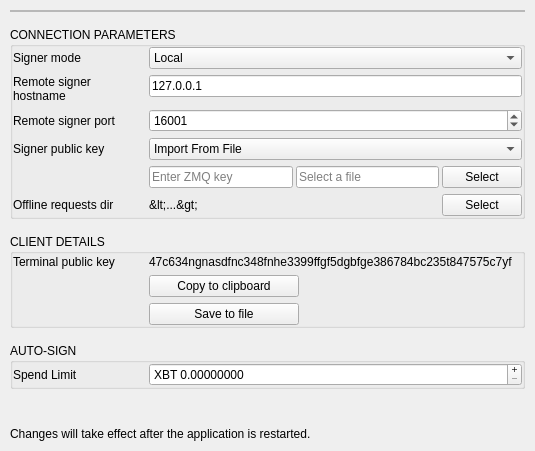
This is BlockSettleUILib/Settings/SignerSettingsPage.ui in BlockSettle/terminal as Qt 5 draws it before an edit. The edited form follows.
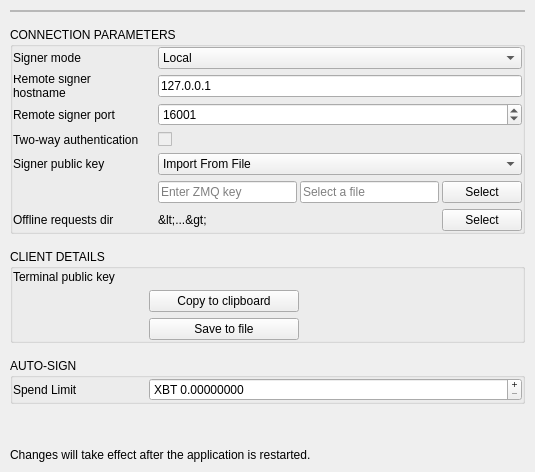
This is the edited form. Icons and pictures are not drawn.

Commit message: - terminal armory public key displayed in settings - two-way auth checkbox - BST-1670 - row spacing

```diff
--- a/BlockSettleUILib/Settings/SignerSettingsPage.ui
+++ b/BlockSettleUILib/Settings/SignerSettingsPage.ui
@@ -7,7 +7,7 @@
     <x>0</x>
     <y>0</y>
     <width>535</width>
-    <height>451</height>
+    <height>472</height>
    </rect>
   </property>
   <property name="windowTitle">
@@ -190,7 +190,7 @@
           </property>
          </widget>
         </item>
-        <item row="3" column="0">
+        <item row="4" column="0">
          <widget class="QWidget" name="widgetZmqLabel" native="true">
           <property name="sizePolicy">
            <sizepolicy hsizetype="Preferred" vsizetype="Preferred">
@@ -261,7 +261,7 @@
           </layout>
          </widget>
         </item>
-        <item row="3" column="1">
+        <item row="4" column="1">
          <widget class="QWidget" name="widgetZmqComboBox" native="true">
           <layout class="QHBoxLayout" name="layoutOfflineDir_2">
            <property name="spacing">
@@ -302,7 +302,7 @@
           </layout>
          </widget>
         </item>
-        <item row="4" column="0">
+        <item row="5" column="0">
          <widget class="QWidget" name="horizontalWidget_2" native="true">
           <property name="minimumSize">
            <size>
@@ -357,7 +357,7 @@
           </layout>
          </widget>
         </item>
-        <item row="4" column="1">
+        <item row="5" column="1">
          <widget class="QWidget" name="widgetZmqContent" native="true">
           <property name="sizePolicy">
            <sizepolicy hsizetype="Preferred" vsizetype="Preferred">
@@ -420,7 +420,7 @@
           </layout>
          </widget>
         </item>
-        <item row="6" column="0">
+        <item row="7" column="0">
          <widget class="QWidget" name="horizontalWidget" native="true">
           <property name="minimumSize">
            <size>
@@ -475,7 +475,7 @@
           </layout>
          </widget>
         </item>
-        <item row="6" column="1">
+        <item row="7" column="1">
          <widget class="QWidget" name="widgetOfflineDir" native="true">
           <layout class="QHBoxLayout" name="layoutOfflineDir">
            <property name="spacing">
@@ -531,6 +531,87 @@
           </layout>
          </widget>
         </item>
+        <item row="3" column="0">
+         <widget class="QWidget" name="widgetTwoWayAuth" native="true">
+          <property name="sizePolicy">
+           <sizepolicy hsizetype="Preferred" vsizetype="Preferred">
+            <horstretch>0</horstretch>
+            <verstretch>0</verstretch>
+           </sizepolicy>
+          </property>
+          <property name="minimumSize">
+           <size>
+            <width>0</width>
+            <height>0</height>
+           </size>
+          </property>
+          <layout class="QHBoxLayout" name="horizontalLayout_4">
+           <property name="spacing">
+            <number>3</number>
+           </property>
+           <property name="leftMargin">
+            <number>0</number>
+           </property>
+           <property name="topMargin">
+            <number>0</number>
+           </property>
+           <property name="rightMargin">
+            <number>0</number>
+           </property>
+           <property name="bottomMargin">
+            <number>0</number>
+           </property>
+           <item>
+            <widget class="QLabel" name="labelZmqPubKey_2">
+             <property name="text">
+              <string>Two-way authentication</string>
+             </property>
+            </widget>
+           </item>
+           <item>
+            <widget class="QLabel" name="labelZmqPubKeyHint_2">
+             <property name="sizePolicy">
+              <sizepolicy hsizetype="Expanding" vsizetype="Preferred">
+               <horstretch>0</horstretch>
+               <verstretch>0</verstretch>
+              </sizepolicy>
+             </property>
+             <property name="minimumSize">
+              <size>
+               <width>10</width>
+               <height>15</height>
+              </size>
+             </property>
+             <property name="maximumSize">
+              <size>
+               <width>10</width>
+               <height>15</height>
+              </size>
+             </property>
+             <property name="toolTip">
+              <string>A Z85-encoded key (40 bytes) used to connect to the signer. Choose between a file with the key, or manually entering the key.</string>
+             </property>
+             <property name="styleSheet">
+              <string notr="true">image: url(&quot;:/resources/notification_info@2x.png&quot;);</string>
+             </property>
+             <property name="text">
+              <string/>
+             </property>
+            </widget>
+           </item>
+          </layout>
+         </widget>
+        </item>
+        <item row="3" column="1">
+         <widget class="QCheckBox" name="checkBoxTwoWayAuth">
+          <property name="enabled">
+           <bool>false</bool>
+          </property>
+          <property name="text">
+           <string/>
+          </property>
+         </widget>
+        </item>
        </layout>
       </item>
      </layout>
@@ -630,7 +711,7 @@
         <item row="1" column="1">
          <widget class="QLabel" name="label_2">
           <property name="text">
-           <string>47c634ngnasdfnc348fnhe3399ffgf5dgbfge386784bc235t847575c7yf</string>
+           <string/>
           </property>
           <property name="whiteLabel" stdset="0">
            <bool>true</bool>
```
Left out of the diff: 6 changed lines with no effect on the pictures. The commit also changes 5 other files.
